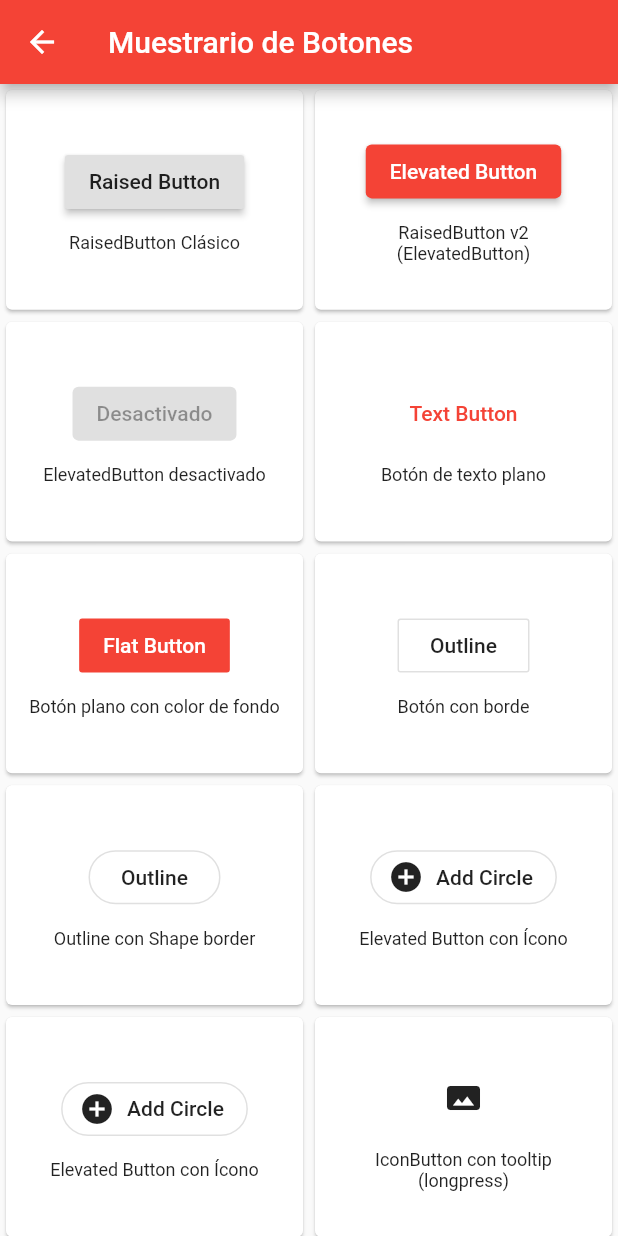
After one commit to nadiemedicejose/ecommunity, a Flutter app: the Botones screen opened directly, on a phone screen of 412 x 824 dp. The commit adds this screen. Run offline on Flutter 3.47's test engine with Material 2 defaults, Android fonts, the phone set to English and light mode, and no system bars.

Commit message:
MVC con ejemplo

```diff
--- /dev/null
+++ b/lib/src/app.dart
@@ -0,0 +1,20 @@
+import 'package:flutter/material.dart';
+import 'package:ecommunity/src/view/principal.dart';
+import 'package:ecommunity/src/view/otrapantalla.dart';
+import 'package:ecommunity/src/widgets/botones.dart';
+
+class ECOmmunity extends StatelessWidget {
+  // Este widget es la raíz de la aplicación.
+  @override
+  Widget build(BuildContext context) {
+    return MaterialApp(
+      title: 'ECOmmunity',
+      theme: ThemeData(
+        // Define el tema de la aplicación
+        primarySwatch: Colors.red,
+        visualDensity: VisualDensity.adaptivePlatformDensity,
+      ),
+      home: PrimeraPantalla(),
+    );
+  }
+}
--- /dev/null
+++ b/lib/src/view/principal.dart
@@ -0,0 +1,23 @@
+import 'package:flutter/material.dart';
+import 'package:ecommunity/src/view/segunda.dart';
+
+class PrimeraPantalla extends StatelessWidget {
+  @override
+  Widget build(BuildContext context) {
+    return Scaffold(
+      appBar: AppBar(
+        title: Text("Primera Pantalla"),
+      ),
+      body: Center(
+        child: ElevatedButton(
+          child: Text("Ir a la segunda pantalla"),
+          onPressed: () {
+            Navigator.of(context).push(MaterialPageRoute(
+              builder: (contexto) => SegundaPantalla(),
+            ));
+          },
+        ),
+      ),
+    );
+  }
+}
--- /dev/null
+++ b/lib/src/widgets/botones.dart
@@ -0,0 +1,173 @@
+import 'package:flutter/material.dart';
+
+class Botones extends StatelessWidget {
+  @override
+  Widget build(BuildContext context) {
+    return Scaffold(
+      appBar: AppBar(title: Text("Muestrario de Botones")),
+      body: GridView.count(
+        crossAxisCount: 2,
+        childAspectRatio: 4/3,
+        children: <Widget>[
+          Boton(
+            child: RaisedButton(
+              child: Text("Raised Button"),
+              onPressed: () {
+                print("Raised Button");
+              },
+            ),
+            text: "RaisedButton Clásico",
+          ),
+          Boton(
+            child: ElevatedButton(
+              child: Text("Elevated Button"),
+              onPressed: () {
+                print("ElevatedButton");
+              },
+            ),
+            text: "RaisedButton v2 (ElevatedButton)",
+          ),
+          Boton(
+            // ignore: missing_required_param
+            child: ElevatedButton(
+              child: Text("Desactivado"),
+            ),
+            text: "ElevatedButton desactivado",
+          ),
+          Boton(
+            child: TextButton(
+              child: Text("Text Button"),
+              onPressed: () {
+                print("TextButton clásico");
+              },
+            ),
+            text: "Botón de texto plano",
+          ),
+          Boton(
+            child: FlatButton(
+              child: Text("Flat Button"),
+              color: Colors.red,
+              textColor: Colors.white,
+              onPressed: () {
+                print("Red Flat Button");
+              },
+            ),
+            text: "Botón plano con color de fondo",
+          ),
+          Boton(
+            child: OutlineButton(
+              child: Text("Outline"),
+              onPressed: () {
+                print("Outline Button");
+              },
+            ),
+            text: "Botón con borde",
+          ),
+          Boton(
+            child: OutlineButton(
+              child: Text("Outline"),
+              shape: StadiumBorder(),
+              onPressed: () {
+                print("Outline con StadiumBorder");
+              },
+            ),
+            text: "Outline con Shape border",
+          ),
+          Boton(
+            child: OutlineButton.icon(
+              icon: Icon(Icons.add_circle),
+              label: Text("Add Circle"),
+              shape: StadiumBorder(),
+              onPressed: () {
+                print("Tocaste al Elevated Button!");
+              },
+            ),
+            text: "Elevated Button con Ícono",
+          ),
+          Boton(
+            child: OutlineButton.icon(
+              icon: Icon(Icons.add_circle),
+              label: Text("Add Circle"),
+              shape: StadiumBorder(),
+              highlightColor: Colors.green,
+              onPressed: () {
+                print("Tocaste al Elevated Button!");
+              },
+            ),
+            text: "Elevated Button con Ícono",
+          ),
+          Boton(
+            child: IconButton(
+              icon: Icon(Icons.panorama),
+              tooltip: "Esto es un panorama",
+              onPressed: () {
+                print("Tocaste al Elevated Button!");
+              },
+            ),
+            text: "IconButton con tooltip (longpress)",
+          ),
+          Boton(
+            child: BackButton(
+              onPressed: () {
+                print("Back Button");
+              },
+            ),
+            text: "Back Button",
+          ),
+          Boton(
+            child: CloseButton(
+              onPressed: () {
+                print("Close Button");
+              },
+            ),
+            text: "Close Button",
+          ),
+          Boton(
+            text: "Botón de Acción Flotante",
+            child: FloatingActionButton(
+              child: Icon(Icons.time_to_leave),
+              onPressed: () {
+                print("Floating Action Button");
+              },
+            ),
+          ),
+        ],
+      ),
+    );
+  }
+}
+
+class Boton extends StatelessWidget {
+  final Widget child;
+  final String text;
+
+  const Boton({
+    Key key,
+    @required this.child,
+    @required this.text,
+  }) : super(key: key);
+
+  @override
+  Widget build(BuildContext context) {
+    return Card(
+        child: Padding(
+      padding: const EdgeInsets.all(12.0),
+      child: Center(
+        child: Column(
+          mainAxisSize: MainAxisSize.min,
+          children: <Widget>[
+            this.child,
+            SizedBox(height: 10),
+            Text(
+              this.text,
+              textAlign: TextAlign.center,
+              style: TextStyle(
+                fontSize: 12,
+              ),
+            ),
+          ],
+        ),
+      ),
+    ));
+  }
+}
```
Also changed, not shown: lib/main.dart (+2 -129 lines), lib/src/model/usuario.dart (added, +7 -0 lines), lib/src/view/Home.dart (added, +75 -0 lines), lib/src/view/otrapantalla.dart (added, +56 -0 lines), lib/src/view/segunda.dart (added, +18 -0 lines), 1 other file.
